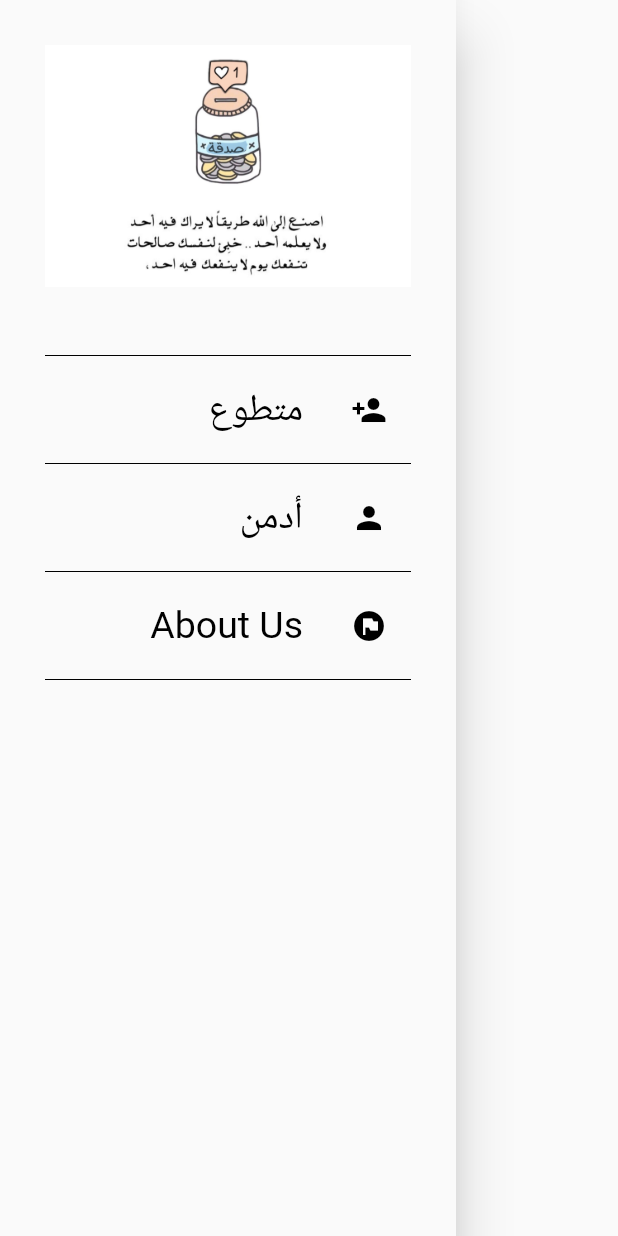
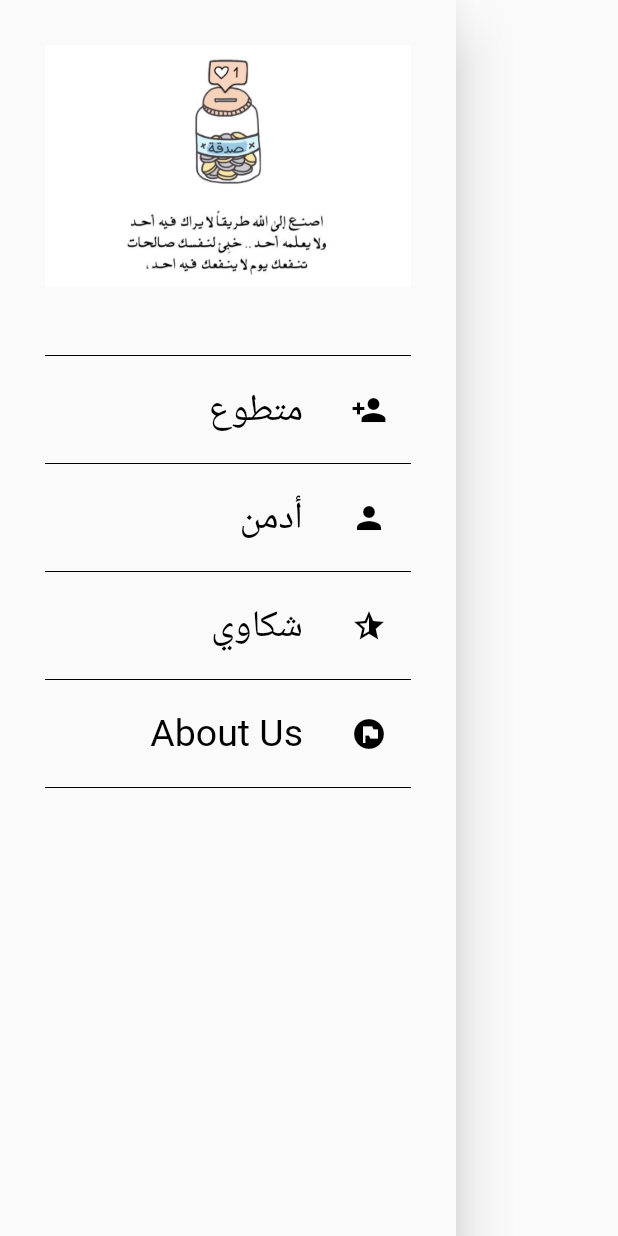
Before and after one commit to abosamra001/g-project, a Flutter app: the NavBar widget shown alone on an empty page, opened directly, on a phone screen of 412 x 824 dp. Run offline on Flutter 3.47's test engine with Material 2 defaults, Android fonts, the phone set to English and light mode, and no system bars; our stand-ins replace cloud_firestore, firebase_auth, firebase_core, flutter_rating_bar, google_fonts; accounts and stored records are empty; Roboto replaces fonts that are missing (Amiri); statements that could not run were skipped.

Commit message:
Update navbar.dart

```diff
--- a/lib/screens/navbar/navbar.dart
+++ b/lib/screens/navbar/navbar.dart
@@ -68,6 +68,28 @@ class NavBar extends StatelessWidget {
             },
           ),
           const Divider(color: Colors.black),
+           ListTile(
+            leading: const Icon(
+              Icons.star_half,
+              color: Colors.black,
+            ),
+            title: Text(
+              "شكاوي",
+              style: GoogleFonts.amiri(
+                fontSize: 25,
+                color: Colors.black,
+              ),
+            ),
+            onTap: () {
+              Navigator.push(
+                context,
+                MaterialPageRoute(
+                  builder: (context) =>  Complaints(),
+                ),
+              );
+            },
+          ),
+          const Divider(color: Colors.black),
           ListTile(
             leading: const Icon(
               Icons.flag_circle,
```
